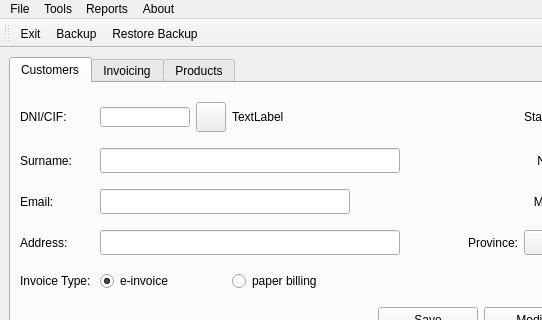
The window that templates/window.ui (antonrubii/ProyectoDI) describes before a commit, drawn with Qt 5; both pictures show x 0 to 542 and y 0 to 320 of the 1100 by 970 pixel window.
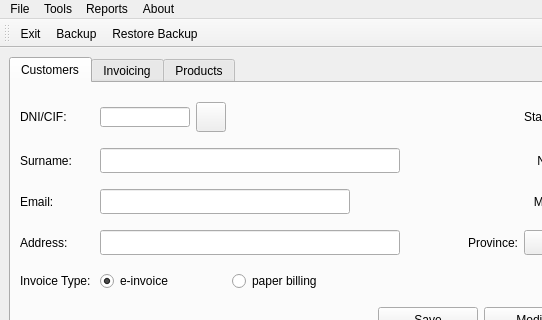
The same window after the commit. The open tabs and pages were chosen to show the change. Icons and pictures are not drawn.

What changed in the file:
```diff
--- a/templates/window.ui
+++ b/templates/window.ui
@@ -558,19 +558,6 @@
           </property>
          </widget>
         </item>
-        <item row="0" column="3">
-         <widget class="QLabel" name="lblWarning">
-          <property name="minimumSize">
-           <size>
-            <width>120</width>
-            <height>20</height>
-           </size>
-          </property>
-          <property name="text">
-           <string>TextLabel</string>
-          </property>
-         </widget>
-        </item>
         <item row="0" column="10">
          <widget class="QPushButton" name="btnFechaltacli">
           <property name="minimumSize">
```
